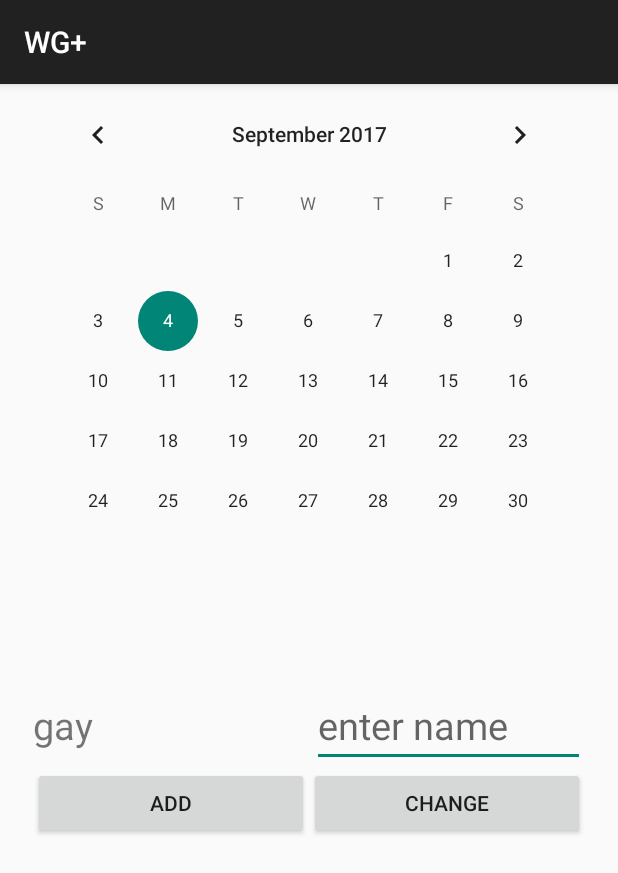
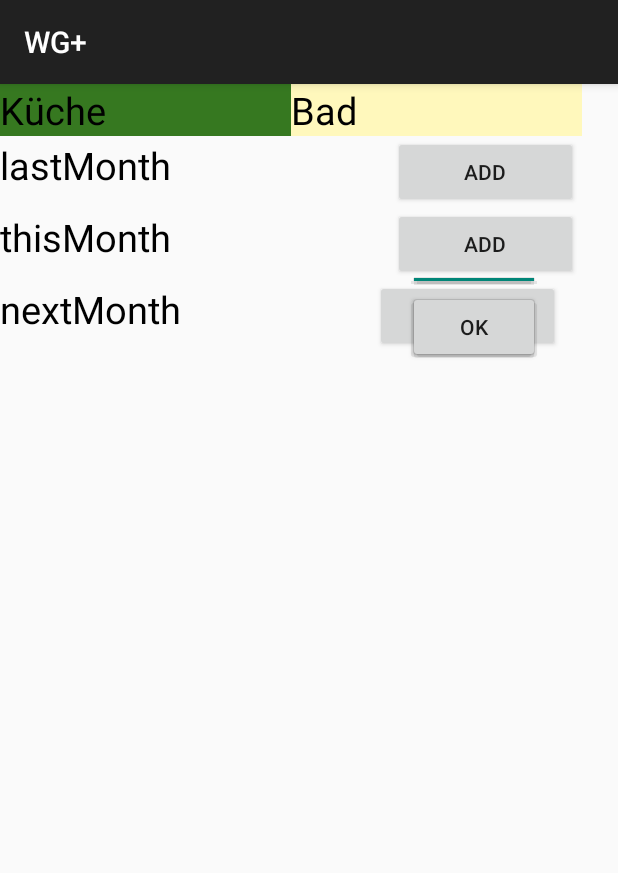
Before and after one commit to SDob1993/WGPlus05, an Android app: the Putzplan screen opened directly, with no data from a screen before it, after a tap on "ADD", on a phone screen of 412 x 824 dp. Shown: the top 873 px of the screen. Run offline under Robolectric (Android 15) with nearby library versions, the phone set to English and light mode, and no system bars; 2 statements that could not run were skipped.

Commit message:
Putzplan Layout und versucht n Fragment zu erstellen

```diff
--- a/app/build.gradle
+++ b/app/build.gradle
@@ -26,5 +26,6 @@ dependencies {
     })
     compile 'com.android.support:appcompat-v7:25.3.1'
     compile 'com.android.support.constraint:constraint-layout:1.0.2'
+    compile 'com.android.support:support-v4:25.3.1'
     testCompile 'junit:junit:4.12'
 }
--- /dev/null
+++ b/app/src/main/java/ur/mi/android/wgplus05/PutzPlanFragment.java
@@ -0,0 +1,30 @@
+package ur.mi.android.wgplus05;
+
+
+import android.app.DatePickerDialog;
+import android.app.Dialog;
+import android.app.Fragment;
+import android.os.Bundle;
+import android.view.LayoutInflater;
+import android.view.View;
+import android.view.ViewGroup;
+import android.widget.DatePicker;
+import android.widget.EditText;
+import android.widget.TextView;
+
+import java.text.DateFormat;
+import java.util.Calendar;
+import java.util.GregorianCalendar;
+import java.util.Locale;
+
+public class PutzPlanFragment extends Fragment {
+
+    private EditText editText;
+
+    public View onCreateView(LayoutInflater inflater, ViewGroup container,
+                             Bundle savedInstanceState) {
+        return inflater.inflate(R.layout.fragment_putz_plan, container, false);
+    }
+
+
+}
--- a/app/src/main/java/ur/mi/android/wgplus05/Putzplan.java
+++ b/app/src/main/java/ur/mi/android/wgplus05/Putzplan.java
@@ -1,11 +1,16 @@
 package ur.mi.android.wgplus05;
 
+import android.graphics.drawable.ColorDrawable;
+import android.support.v7.app.ActionBar;
 import android.support.v7.app.ActionBarActivity;
 import android.os.Bundle;
+import android.view.Gravity;
 import android.view.View;
 import android.widget.Button;
 import android.widget.CalendarView;
 import android.widget.EditText;
+import android.widget.ListView;
+import android.widget.PopupWindow;
 import android.widget.TextView;
 import android.widget.Toast;
 
@@ -13,36 +18,42 @@ import java.util.HashMap;
 
 public class Putzplan extends ActionBarActivity {
 
-    private CalendarView calenderView;
-    private TextView textView;
-    private HashMap userList;
-    private Button addUser;
-    private Button changeUser;
-    private EditText user;
+    private Button addUserLastMonth;
+    private Button addUserThisMonth;
+    private Button addUserNextMonth;
+
+    private ListView ListUserLastMonthKueche;
+    private ListView ListUserLastMonthBad;
+    private ListView ListUserThisMonthKueche;
+    private ListView ListUserThisMonthBad;
+    private ListView ListUserNextMonthKueche;
+    private ListView ListUserNextMonthBad;
+
 
     @Override
     protected void onCreate(Bundle savedInstanceState) {
         super.onCreate(savedInstanceState);
         setContentView(R.layout.activity_putzplan);
 
-        calenderView = (CalendarView) findViewById(R.id.calendarView);
-        textView = (TextView) findViewById(R.id.textView);
-        textView.setText("gay");
-        addUser = (Button) findViewById(R.id.button_add);
-        changeUser = (Button) findViewById(R.id.button_change);
-        user = (EditText) findViewById(R.id.editText);
-
+        initListViews();
+        initButtons();
         initOnClickListener();
     }
 
-    private void initOnClickListener(){
-        addUser.setOnClickListener(new View.OnClickListener() {
+    private void initOnClickListener() {
+        addUserLastMonth.setOnClickListener(new View.OnClickListener() {
             @Override
             public void onClick(View view) {
-                addUserToPutzplan();
+                showPopup(view);
             }
         });
-        changeUser.setOnClickListener(new View.OnClickListener() {
+        addUserThisMonth.setOnClickListener(new View.OnClickListener() {
+            @Override
+            public void onClick(View view) {
+
+            }
+        });
+        addUserNextMonth.setOnClickListener(new View.OnClickListener() {
             @Override
             public void onClick(View view) {
 
@@ -50,19 +61,51 @@ public class Putzplan extends ActionBarActivity {
         });
     }
 
-    private int getWeeklyNumber(){
-        return calenderView.getWeekDayTextAppearance();
+    private void initButtons() {
+        addUserLastMonth = (Button) findViewById(R.id.button_add_lastMonth);
+        addUserThisMonth = (Button) findViewById(R.id.button_add_thisMonth);
+        addUserNextMonth = (Button) findViewById(R.id.button_add_nextMonth);
     }
 
-    private void assignUserForWeek(){
-        userList.put(getWeeklyNumber(), user);
+    private void initListViews(){
+        ListUserLastMonthKueche = (ListView) findViewById(R.id.list_lastMonth_kueche);
+        ListUserLastMonthBad = (ListView) findViewById(R.id.list_lastMonth_bad);
+        ListUserThisMonthKueche = (ListView) findViewById(R.id.list_thistMonth_kueche);
+        ListUserThisMonthBad = (ListView) findViewById(R.id.list_thisMonth_bad);
+        ListUserNextMonthKueche = (ListView) findViewById(R.id.list_nexttMonth_kueche);
+        ListUserNextMonthBad = (ListView) findViewById(R.id.list_nextMonth_bad);
     }
 
-    private void addUserToPutzplan() {
-        if (user.getText().toString().length() != 0) {
-            textView.setText(user.toString());
+    public String showPopup(View anchorView) {
 
-        } else Toast.makeText(this, "Musst schon an Namen eingeben", Toast.LENGTH_LONG);
+        View popupView = getLayoutInflater().inflate(R.layout.layout_user_popup, null);
+
+        PopupWindow popupWindow = new PopupWindow(popupView,
+                ActionBar.LayoutParams.WRAP_CONTENT, ActionBar.LayoutParams.WRAP_CONTENT);
+
+        // Example: If you have a TextView inside `popup_layout.xml`
+        EditText editText = (EditText) findViewById(R.id.edit1);
+        editText.getText().toString();
+
+
+
+        // If the PopupWindow should be focusable
+        popupWindow.setFocusable(true);
+
+        // If you need the PopupWindow to dismiss when when touched outside
+        popupWindow.setBackgroundDrawable(new ColorDrawable());
+
+        int location[] = new int[2];
+
+        // Get the View's(the one that was clicked in the Fragment) location
+        anchorView.getLocationOnScreen(location);
+
+        // Using location, the PopupWindow will be displayed right under anchorView
+        popupWindow.showAtLocation(anchorView, Gravity.NO_GRAVITY,
+                location[0], location[1] + anchorView.getHeight());
+
+        return editText.getText().toString();
+
     }
 
 }
--- a/app/src/main/res/layout/activity_putzplan.xml
+++ b/app/src/main/res/layout/activity_putzplan.xml
@@ -1,79 +1,188 @@
 <?xml version="1.0" encoding="utf-8"?>
-<android.support.constraint.ConstraintLayout xmlns:android="http://schemas.android.com/apk/res/android"
+<LinearLayout xmlns:android="http://schemas.android.com/apk/res/android"
     xmlns:app="http://schemas.android.com/apk/res-auto"
     xmlns:tools="http://schemas.android.com/tools"
     android:layout_width="match_parent"
     android:layout_height="match_parent"
     >
 
+
+
+
         <LinearLayout
-        android:layout_width="368dp"
+            android:layout_width="wrap_content"
             android:layout_height="wrap_content"
-        tools:layout_editor_absoluteY="8dp"
             android:orientation="vertical"
-        app:layout_constraintRight_toRightOf="parent"
-        app:layout_constraintLeft_toLeftOf="parent">
-
-        <CalendarView
-            android:id="@+id/calendarView"
-            android:layout_width="368dp"
-            android:layout_height="400dp"
-            app:layout_constraintLeft_toLeftOf="parent"
-            app:layout_constraintRight_toRightOf="parent"
-            tools:layout_editor_absoluteY="8dp"
-            />
+            tools:layout_editor_absoluteX="8dp"
+            tools:layout_editor_absoluteY="8dp">
 
             <LinearLayout
                 android:layout_width="match_parent"
-            android:layout_height="match_parent"
-            tools:layout_editor_absoluteX="8dp"
-            tools:layout_editor_absoluteY="8dp"
-            android:orientation="horizontal"
+                android:layout_height="wrap_content"
+                android:orientation="horizontal">
+
+                <TextView
+                    android:layout_width="194dp"
+                    android:layout_height="wrap_content"
+                    android:background="@color/colorPrimary"
+                    android:text="Küche"
+                    android:textSize="25dp"
+                    android:textColor="@color/Black"/>
+
+
+                <TextView
+                    android:layout_width="194dp"
+                    android:layout_height="wrap_content"
+                    android:background="@color/colorAccent"
+                    android:text="Bad"
+                    android:textSize="25dp"
+                    android:textColor="@color/Black"/>
+
+            </LinearLayout>
+
+            <LinearLayout
+                android:layout_width="wrap_content"
+                android:layout_height="wrap_content">
+
+                <TextView
+                    android:id="@+id/lastMonth"
+                    android:layout_width="262dp"
+                    android:layout_height="wrap_content"
+                    android:text="lastMonth"
+                    android:textColor="@color/Black"
+                    android:textSize="25dp"
+
+                    />
+
+                <Button
+                    android:id="@+id/button_add_lastMonth"
+                    android:layout_width="123dp"
+                    android:layout_height="wrap_content"
+                    android:text="add"
+
+
+                    />
+
+            </LinearLayout>
+
+
+            <LinearLayout
+                android:layout_width="wrap_content"
+                android:layout_height="wrap_content">
+
+                <ListView
+                    android:id="@+id/list_lastMonth_kueche"
+                    android:layout_width="194dp"
+                    android:layout_height="wrap_content"
+                    android:backgroundTint="@color/colorPrimary"
+
                     >
 
 
+                </ListView>
+
+                <ListView
+                    android:id="@+id/list_lastMonth_bad"
+                    android:layout_width="194dp"
+                    android:layout_height="wrap_content"
+                    android:backgroundTint="@color/colorPrimaryDark">
+
+
+                </ListView>
+
+            </LinearLayout>
+
+
+            <LinearLayout
+                android:layout_width="wrap_content"
+                android:layout_height="wrap_content">
+
                 <TextView
-                android:id="@+id/textView"
-                android:layout_width="186dp"
+                    android:id="@+id/thisMonth"
+                    android:layout_width="262dp"
                     android:layout_height="wrap_content"
-                android:text="Wohnzimmer"
+                    android:text="thisMonth"
+                    android:textColor="@color/Black"
                     android:textSize="25dp"
-                tools:layout_editor_absoluteX="10dp"
-                tools:layout_editor_absoluteY="408dp"
+
                     />
 
-            <EditText
-                android:layout_width="match_parent"
+                <Button
+                    android:id="@+id/button_add_thisMonth"
+                    android:layout_width="123dp"
                     android:layout_height="wrap_content"
-                android:hint="enter name"
-                android:textSize="25dp"
-                android:id="@+id/editText"
+                    android:text="add"
+
+
                     />
 
             </LinearLayout>
 
             <LinearLayout
-            android:layout_width="match_parent"
-            android:layout_height="match_parent"
-            tools:layout_editor_absoluteX="8dp"
-            tools:layout_editor_absoluteY="8dp">
+                android:layout_width="wrap_content"
+                android:layout_height="wrap_content">
+
+                <ListView
+                    android:id="@+id/list_thistMonth_kueche"
+                    android:layout_width="194dp"
+                    android:layout_height="wrap_content"
+                    android:backgroundTint="@color/colorPrimary"></ListView>
+
+                <ListView
+                    android:id="@+id/list_thisMonth_bad"
+                    android:layout_width="194dp"
+                    android:layout_height="wrap_content"
+                    android:backgroundTint="@color/colorPrimaryDark">
 
 
-            <Button
-                android:id="@+id/button_add"
-                android:layout_width="wrap_content"
-                android:layout_height="wrap_content"
-                android:layout_weight="1"
-                android:text="Add" />
-
-            <Button
-                android:id="@+id/button_change"
-                android:layout_width="wrap_content"
-                android:layout_height="wrap_content"
-                android:layout_weight="1"
-                android:text="Change" />
-        </LinearLayout>
+                </ListView>
 
             </LinearLayout>
 
-</android.support.constraint.ConstraintLayout>
+
+            <LinearLayout
+                android:layout_width="wrap_content"
+                android:layout_height="wrap_content">
+
+                <TextView
+                    android:id="@+id/nextonth"
+                    android:layout_width="250dp"
+                    android:layout_height="wrap_content"
+                    android:text="nextMonth"
+                    android:textColor="@color/Black"
+                    android:textSize="25dp"
+
+                    />
+
+                <Button
+                    android:id="@+id/button_add_nextMonth"
+                    android:layout_width="123dp"
+                    android:layout_height="wrap_content"
+                    android:text="add"
+
+
+                    />
+
+            </LinearLayout>
+
+            <LinearLayout
+                android:layout_width="wrap_content"
+                android:layout_height="wrap_content">
+
+                <ListView
+                    android:id="@+id/list_nexttMonth_kueche"
+                    android:layout_width="194dp"
+                    android:layout_height="wrap_content"
+                    android:backgroundTint="@color/colorPrimary"></ListView>
+
+                <ListView
+                    android:id="@+id/list_nextMonth_bad"
+                    android:layout_width="194dp"
+                    android:layout_height="wrap_content"
+                    android:backgroundTint="@color/colorPrimaryDark">
+
+
+                </ListView>
+            </LinearLayout>
+        </LinearLayout>
+    </LinearLayout>
--- /dev/null
+++ b/app/src/main/res/layout/fragment_putz_plan.xml
@@ -0,0 +1,12 @@
+<FrameLayout xmlns:android="http://schemas.android.com/apk/res/android"
+    xmlns:tools="http://schemas.android.com/tools"
+    android:layout_width="match_parent"
+    android:layout_height="match_parent"
+    tools:context="ur.mi.android.wgplus05.PutzPlanFragment">
+
+
+    <EditText
+        android:layout_width="match_parent"
+        android:layout_height="wrap_content" />
+
+</FrameLayout>
--- /dev/null
+++ b/app/src/main/res/layout/layout_user_popup.xml
@@ -0,0 +1,18 @@
+<LinearLayout xmlns:android="http://schemas.android.com/apk/res/android"
+    android:layout_width="match_parent"
+    android:layout_height="match_parent"
+    android:padding="10dp"
+    android:orientation="vertical">
+
+    <EditText
+        android:id="@+id/edit1"
+        android:layout_width="match_parent"
+        android:layout_height="wrap_content"
+        android:inputType="text" />
+
+    <Button
+        android:layout_width="match_parent"
+        android:layout_height="wrap_content"
+        android:text="Ok" />
+
+</LinearLayout>
--- a/app/src/main/res/values/colors.xml
+++ b/app/src/main/res/values/colors.xml
@@ -1,6 +1,7 @@
 <?xml version="1.0" encoding="utf-8"?>
 <resources>
     <color name="colorPrimary">#367820</color>
-    <color name="colorPrimaryDark">#303F9F</color>
-    <color name="colorAccent">#FF4081</color>
+    <color name="colorPrimaryDark">#632179</color>
+    <color name="colorAccent">#FFF8BC</color>
+    <color name="Black">#000000</color>
 </resources>
--- a/app/src/main/res/values/strings.xml
+++ b/app/src/main/res/values/strings.xml
@@ -1,3 +1,6 @@
 <resources>
     <string name="app_name">WG+</string>
+
+    <!-- TODO: Remove or change this placeholder text -->
+    <string name="hello_blank_fragment">Hello blank fragment</string>
 </resources>
```
Also changed, not shown: app/src/main/res/drawable/ic_icon_hdx.png (added). Lines whose indentation alone changed are shown as unchanged.
